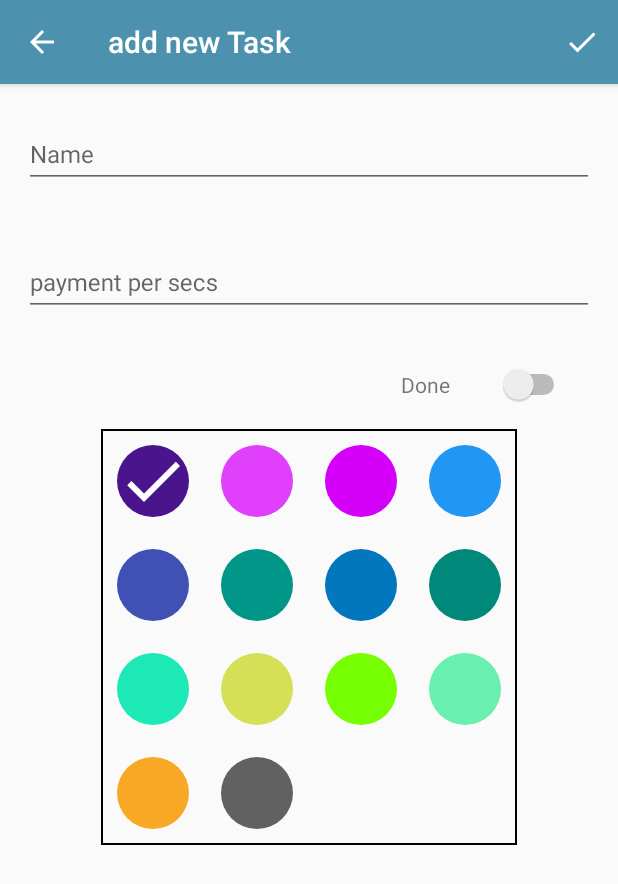
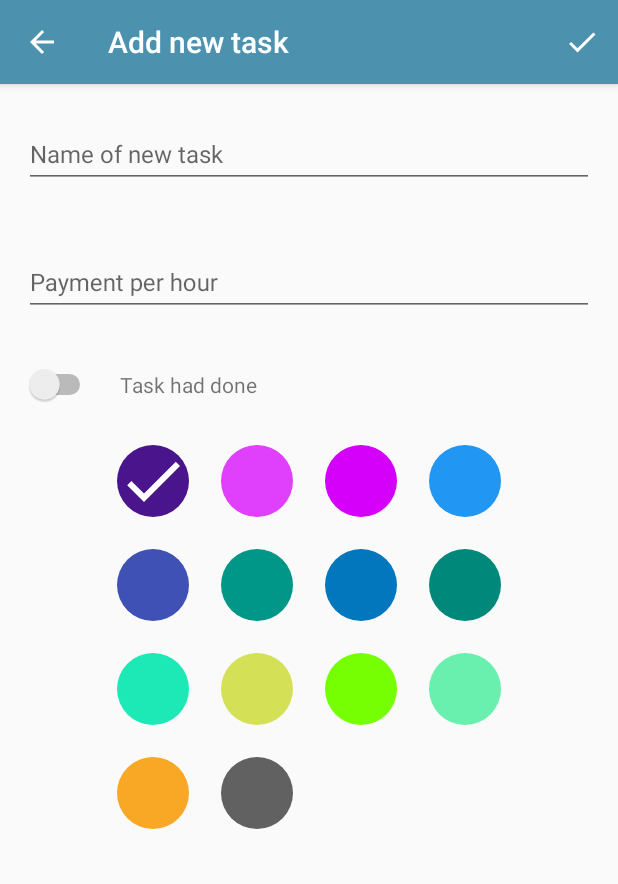
Before and after one commit to quyetdv155214/Pomodoro, an Android app: the TaskFragment screen opened directly, with no data from a screen before it, after a tap on an icon or button, on a phone screen of 412 x 824 dp. Shown: the top 884 px of the screen. Run offline under Robolectric (Android 15) with nearby library versions, the phone set to English and light mode, and no system bars; our stand-ins replace ButterKnife.

Commit message:
fix crash when start app fix string.xml

```diff
--- a/Podomoro/app/src/main/java/com/example/quyet/podomoro/activities/SettingActivity.java
+++ b/Podomoro/app/src/main/java/com/example/quyet/podomoro/activities/SettingActivity.java
@@ -29,7 +29,7 @@ public class SettingActivity extends AppCompatActivity {
     private SeekBar sb_workTime;
     private SeekBar sb_breakTime;
     private SeekBar sb_longBreak;
-    private SharedPrefs sharepref = SharedPrefs.getInstance();
+    private SharedPrefs sharepref ;
     private Spinner spinner;
     private Button bt_reset;
 
@@ -37,9 +37,9 @@ public class SettingActivity extends AppCompatActivity {
     protected void onCreate(Bundle savedInstanceState) {
         super.onCreate(savedInstanceState);
         setContentView(R.layout.activity_setting);
-
         getReferences();
         addListener();
+        sharepref = SharedPrefs.instance;
         setupUI();
     }
 
--- a/Podomoro/app/src/main/java/com/example/quyet/podomoro/fragment/TaskDetailFragment.java
+++ b/Podomoro/app/src/main/java/com/example/quyet/podomoro/fragment/TaskDetailFragment.java
@@ -136,7 +136,7 @@ public class TaskDetailFragment extends Fragment {
             Task newTask = new Task(taskName, color, paymentPerHour, isDone);
             ////validate input
             if(true){
-                Toast.makeText(this.getContext(), "Save", Toast.LENGTH_SHORT).show();
+                Toast.makeText(this.getContext(), R.string.saved, Toast.LENGTH_SHORT).show();
 
                 // 2 : Create new Task
 
--- a/Podomoro/app/src/main/java/com/example/quyet/podomoro/fragment/TaskFragment.java
+++ b/Podomoro/app/src/main/java/com/example/quyet/podomoro/fragment/TaskFragment.java
@@ -59,7 +59,7 @@ public class TaskFragment extends Fragment {
         rvTask.setAdapter(taskAdapter);
         rvTask.setLayoutManager(new LinearLayoutManager(this.getContext()));
 
-        ((AppCompatActivity)getActivity()).getSupportActionBar().setTitle("Task");
+        ((AppCompatActivity)getActivity()).getSupportActionBar().setTitle(R.string.tasks);
         DividerItemDecoration dividerItemDecoration = new DividerItemDecoration(this.getContext(), DividerItemDecoration.VERTICAL);
         rvTask.addItemDecoration(dividerItemDecoration);
 
@@ -71,7 +71,7 @@ public class TaskFragment extends Fragment {
             public void onItemClick(Task task) {
 //                Log.d(TAG, String.format("onItemClick: %s", task));
                 TaskDetailFragment taskDetailFragment = new TaskDetailFragment();
-                taskDetailFragment.setTitle("Edit");
+                taskDetailFragment.setTitle(getString(R.string.edit_task));
                 taskDetailFragment.setTask(task);
                 // replace fragment
                 taskFragmentListener.onChangeFragment(taskDetailFragment,true);
@@ -94,7 +94,7 @@ public class TaskFragment extends Fragment {
         // replace fragment
         taskFragmentListener.onChangeFragment(taskDetailFragment,true);
         // // TODO: 2/11/2017
-        taskDetailFragment.setTitle("add new Task");
+        taskDetailFragment.setTitle("Add new task");
     }
 
 }
--- a/Podomoro/app/src/main/res/layout/activity_color.xml
+++ b/Podomoro/app/src/main/res/layout/activity_color.xml
@@ -10,5 +10,7 @@
     android:paddingTop="@dimen/activity_vertical_margin"
     tools:context="com.example.quyet.podomoro.activities.ColorActivity">
 
-    <include layout="@layout/color_choose_table"/>
+    <include layout="@layout/color_choose_table"
+        android:layout_alignParentTop="true"
+        android:layout_alignParentStart="true" />
 </RelativeLayout>
--- a/Podomoro/app/src/main/res/layout/activity_setting.xml
+++ b/Podomoro/app/src/main/res/layout/activity_setting.xml
@@ -79,7 +79,7 @@
         android:layout_height="wrap_content" />
 
     <TextView
-        android:text="@string/long_break_affter"
+        android:text="@string/long_break_after"
         android:paddingTop="30sp"
         android:layout_width="match_parent"
         android:layout_height="wrap_content" />
--- a/Podomoro/app/src/main/res/layout/fragment_task_detail.xml
+++ b/Podomoro/app/src/main/res/layout/fragment_task_detail.xml
@@ -44,21 +44,20 @@
             android:id="@+id/sw_isDone"
             android:layout_width="wrap_content"
             android:layout_height="wrap_content"
-            android:layout_marginLeft="@dimen/switch_margin"
             android:layout_marginRight="@dimen/switch_margin"
             android:layout_marginTop="16dp"
             android:layout_below="@+id/til_payment"
-            android:layout_alignEnd="@+id/til_payment" />
+            android:layout_alignStart="@+id/til_payment" />
         <TextView
             android:text="@string/done"
-            android:layout_toStartOf="@id/sw_isDone"
-            android:layout_margin="@dimen/tv_margin"
+            android:layout_toEndOf="@id/sw_isDone"
+
             android:layout_alignBaseline="@id/sw_isDone"
             android:layout_width="wrap_content"
             android:layout_height="wrap_content" />
 
         <android.support.v7.widget.RecyclerView
-            android:background="@drawable/border_rec"
+
             android:layout_below="@id/sw_isDone"
             android:layout_marginTop="16dp"
             android:layout_marginRight="16dp"
@@ -67,6 +66,7 @@
             android:id="@+id/rv_colors"
             android:layout_width="wrap_content"
             android:layout_height="wrap_content"
+
             >
         </android.support.v7.widget.RecyclerView>
 
--- a/Podomoro/app/src/main/res/values/strings.xml
+++ b/Podomoro/app/src/main/res/values/strings.xml
@@ -15,13 +15,16 @@
     <string name="work_time">Work time:</string>
     <string name="break_time">Break time :</string>
     <string name="long_break">Long break:</string>
-    <string name="long_break_affter">Long break affter</string>
+    <string name="long_break_after">Long break after</string>
     <string name="reset">Reset</string>
     <!-- TODO: Remove or change this placeholder text -->
     <string name="hello_blank_fragment">Hello blank fragment</string>
     <string name="ok">OK</string>
-    <string name="text_input_name">Name</string>
-    <string name="payment_per_secs">payment per secs</string>
-    <string name="add_new_task">Add new Task</string>
-    <string name="done">Done</string>
+    <string name="text_input_name">Name of new task</string>
+    <string name="payment_per_secs">Payment per hour</string>
+    <string name="add_new_task">Add new task</string>
+    <string name="done">Task had done</string>
+    <string name="saved">Saved</string>
+    <string name="tasks">Tasks</string>
+    <string name="edit_task">Edit task</string>
 </resources>
```
Also changed, not shown: Podomoro/app/src/main/java/com/example/quyet/podomoro/activities/LoginActivity.java (+19 -16 lines), Podomoro/app/src/main/java/com/example/quyet/podomoro/settings/SharedPrefs.java (+7 -3 lines), 1 other file.
